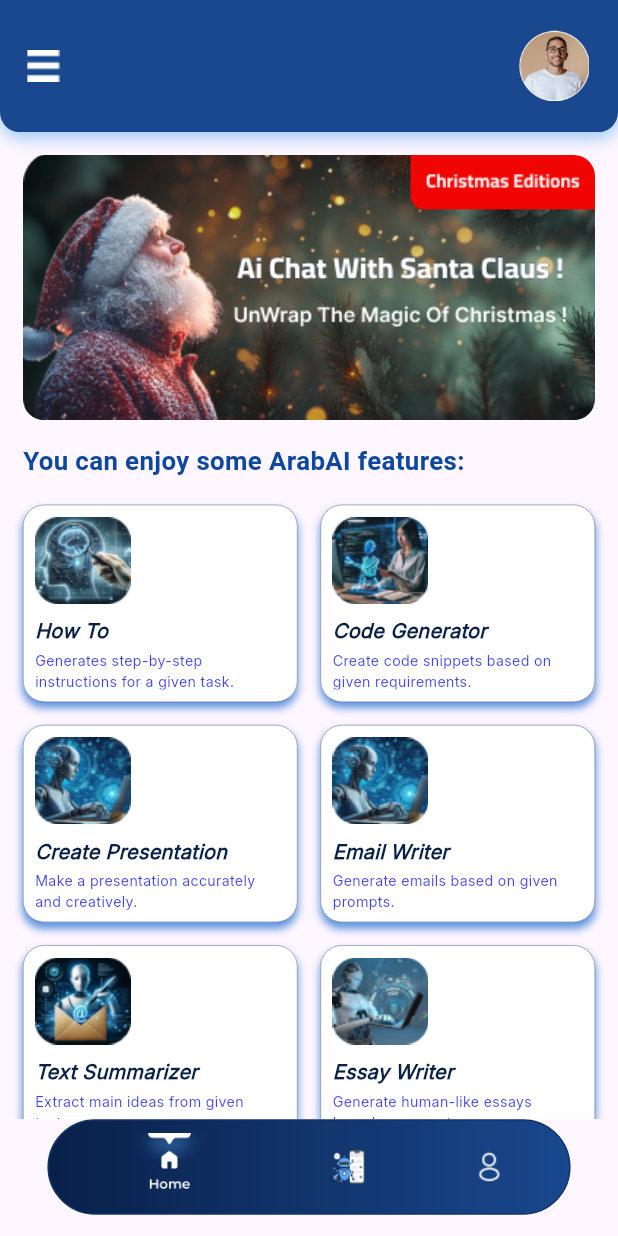
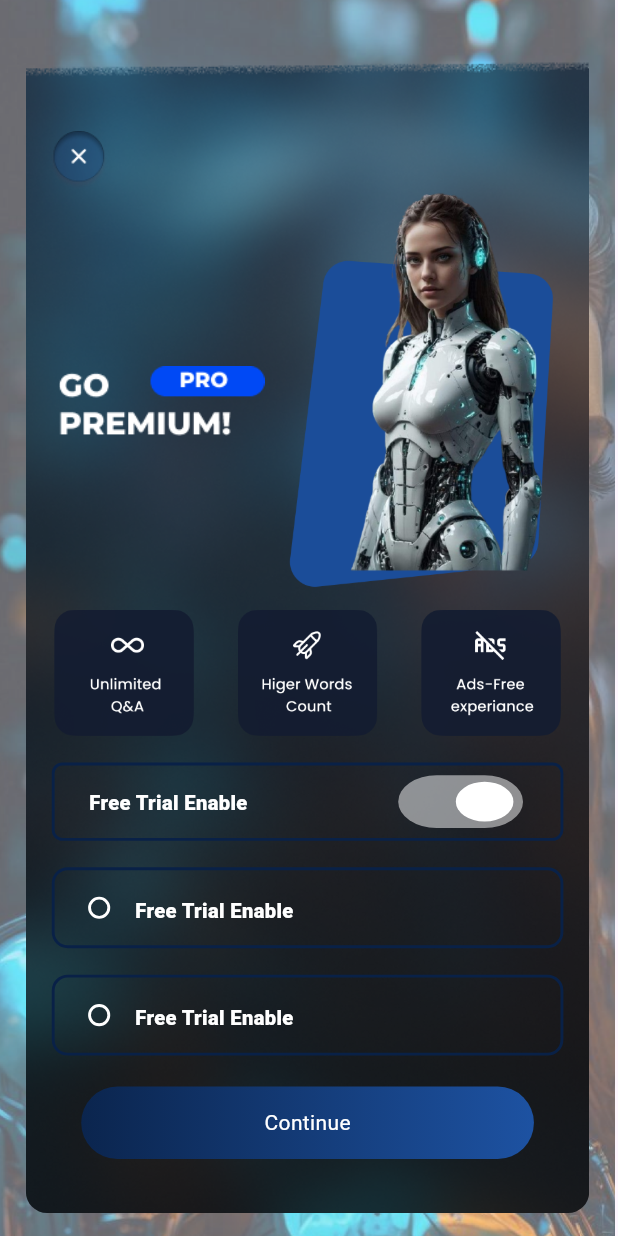
Before and after one commit to HagerYoussef/AI_APP, a Flutter app: the screen it shows after launch, on a phone screen of 412 x 824 dp. Run offline on Flutter 3.47's test engine with Material 3 defaults, Android fonts, the phone set to English and light mode, and no system bars; our stand-ins replace flutter_bloc, flutter_screenutil, percent_indicator, smooth_page_indicator; Roboto replaces fonts that are missing (Montserrat).

Commit message:
payment first screen

```diff
--- /dev/null
+++ b/lib/features/payment/presenation/view/payment_view.dart
@@ -0,0 +1,80 @@
+import 'package:ai_app/features/payment/presenation/view/widgets/payment_back_button.dart';
+import 'package:ai_app/features/payment/presenation/view/widgets/payment_button.dart';
+import 'package:ai_app/features/payment/presenation/view/widgets/payment_option_widget.dart';
+import 'package:ai_app/features/payment/presenation/view/widgets/payment_plan_widget.dart';
+import 'package:flutter/material.dart';
+import 'package:flutter_screenutil/flutter_screenutil.dart';
+
+class PaymentScreen extends StatelessWidget {
+  static const String routeName = 'Payment Screen';
+
+  @override
+  Widget build(BuildContext context) {
+    return Scaffold(
+      body: Container(
+        width: 428.w,
+        height: 932.h,
+        decoration: const BoxDecoration(
+          image: DecorationImage(
+            image: AssetImage('assets/images/payment/back_ground.png'),
+            fit: BoxFit.cover,
+          ),
+        ),
+        child: Padding(
+          padding: EdgeInsets.all(16.w),
+          child: Column(
+            children: [
+              Expanded(
+                child: Center(
+                  child: Container(
+                    width: 392.w,
+                    height: 915.h,
+                    decoration: BoxDecoration(
+                      image: const DecorationImage(
+                        image: AssetImage('assets/images/payment/blur.png'),
+                        fit: BoxFit.cover,
+                      ),
+                      borderRadius: BorderRadius.circular(16.r),
+                    ),
+                    child: Padding(
+                      padding: EdgeInsets.all(16.w),
+                      child: Column(
+                        children: [
+                          PaymentBackButton(),
+                          Row(
+                            children: [
+                              Padding(
+                                padding: EdgeInsets.only(top: 55.h),
+                                child: Image.asset(
+                                  'assets/images/payment/permie.png',
+                                  height: 55.45.h,
+                                  width: 157.w,
+                                ),
+                              ),
+                              Image.asset(
+                                'assets/images/payment/woman.png',
+                                height: 357.h,
+                                width: 203.w,
+                              ),
+                            ],
+                          ),
+                          SizedBox(height: 5.h),
+                          Image.asset("assets/images/payment/some.png"),
+                          SizedBox(height: 20.h),
+                          PaymentOptionWidget(),
+                          SizedBox(height: 20.h),
+                          PaymentPlanWidget(),
+                          Expanded(child: PaymentButton())
+                        ],
+                      ),
+                    ),
+                  ),
+                ),
+              ),
+            ],
+          ),
+        ),
+      ),
+    );
+  }
+}
--- /dev/null
+++ b/lib/features/payment/presenation/view/widgets/payment_back_button.dart
@@ -0,0 +1,24 @@
+import 'package:flutter/material.dart';
+import 'package:flutter_screenutil/flutter_screenutil.dart';
+
+class PaymentBackButton extends StatelessWidget {
+  @override
+  Widget build(BuildContext context) {
+    return Align(
+      alignment: Alignment.topLeft,
+      child: IconButton(
+        icon: Transform.translate(
+          offset: Offset(-10.w, 55.h),
+          child: Image.asset(
+            'assets/images/payment/back.png',
+            width: 45.w,
+            height: 45.h,
+          ),
+        ),
+        onPressed: () {
+          Navigator.pop(context);
+        },
+      ),
+    );
+  }
+}
--- /dev/null
+++ b/lib/features/payment/presenation/view/widgets/payment_button.dart
@@ -0,0 +1,38 @@
+
+import 'package:flutter/material.dart';
+import 'package:flutter_screenutil/flutter_screenutil.dart';
+
+class PaymentButton extends StatelessWidget {
+  @override
+  Widget build(BuildContext context) {
+    return Center(
+      child: InkWell(
+        child: Container(
+          width: 315.w,
+          height: 54.68.h,
+          decoration: BoxDecoration(
+            gradient: LinearGradient(
+              colors: [
+                Color(0xFF0B254E),
+                Color(0xFF1D52A2),
+              ],
+              begin: Alignment.centerLeft,
+              end: Alignment.centerRight,
+            ),
+            borderRadius: BorderRadius.all(
+              Radius.circular(60.r),
+            ),
+          ),
+          child: Center(
+            child: Text(
+              'Continue',
+              style: TextStyle(
+                color: Colors.white,
+              ),
+            ),
+          ),
+        ),
+      ),
+    );
+  }
+}
--- /dev/null
+++ b/lib/features/payment/presenation/view/widgets/payment_option_widget.dart
@@ -0,0 +1,55 @@
+import 'package:flutter/material.dart';
+import 'package:flutter_screenutil/flutter_screenutil.dart';
+
+class PaymentOptionWidget extends StatelessWidget {
+  @override
+  Widget build(BuildContext context) {
+    return Container(
+      width: 356.w,
+      height: 59.h,
+      padding: EdgeInsets.symmetric(horizontal: 24.w, vertical: 11.h),
+      decoration: BoxDecoration(
+        color: Colors.transparent,
+        borderRadius: BorderRadius.circular(8.r),
+        border: Border.all(
+          color: const Color(0xFF092147),
+          width: 2.w,
+        ),
+      ),
+      child: Row(
+        children: [
+          Container(
+            width: 125.w,
+            height: 17.h,
+            child: Text(
+              'Free Trial Enable',
+              style: TextStyle(
+                fontFamily: 'Montserrat',
+                fontWeight: FontWeight.w800,
+                fontSize: 14.sp,
+                height: 17.07 / 14,
+                color: Colors.white,
+              ),
+            ),
+          ),
+          const Spacer(),
+          Container(
+            width: 91.w,
+            height: 36.h,
+            child: Transform.scale(
+              scaleX: 1.6,
+              scaleY: 1.1,
+              child: Switch(
+                value: true,
+                onChanged: (bool value) {},
+                activeColor: Colors.white,
+                inactiveThumbColor: const Color(0xFF313539),
+                inactiveTrackColor: const Color(0xFF313539),
+              ),
+            ),
+          )
+        ],
+      ),
+    );
+  }
+}
--- /dev/null
+++ b/lib/features/payment/presenation/view/widgets/payment_plan_widget.dart
@@ -0,0 +1,136 @@
+import 'package:flutter/material.dart';
+import 'package:flutter_screenutil/flutter_screenutil.dart';
+
+class PaymentPlanWidget extends StatefulWidget {
+  @override
+  _PaymentPlanWidgetState createState() => _PaymentPlanWidgetState();
+}
+class _PaymentPlanWidgetState extends State<PaymentPlanWidget> {
+  bool isSelected1 = false;
+  bool isSelected2 = false;
+
+  @override
+  Widget build(BuildContext context) {
+    return Column(
+      children: [
+        Container(
+          width: 356.w,
+          height: 61.h,
+          padding: EdgeInsets.symmetric(horizontal: 16.w, vertical: 20.h),
+          decoration: BoxDecoration(
+            color: isSelected1 ? const Color(0xFF1B253C) : Colors.transparent,
+            borderRadius: BorderRadius.circular(12.r),
+            border: Border.all(
+              color: const Color(0xFF092147),
+              width: 2.w,
+            ),
+          ),
+          child: Row(
+            children: [
+              GestureDetector(
+                onTap: () {
+                  setState(() {
+                    isSelected1 = !isSelected1;
+                    if (isSelected1) {
+                      isSelected2 = false;
+                    }
+                  });
+                },
+                child: Container(
+                  width: 30.w,
+                  height: 30.h,
+                  decoration: BoxDecoration(
+                    color: isSelected1 ? const Color(0xFF1B253C) : Colors.transparent,
+                    shape: BoxShape.circle,
+                    border: Border.all(
+                      color: isSelected1 ? Colors.blue.shade800 : Colors.white,
+                      width: 2.w,
+                    ),
+                  ),
+                  child: isSelected1
+                      ? const Icon(Icons.check, color: Colors.white, size: 9)
+                      : null,
+                ),
+              ),
+              SizedBox(width: 10.w),
+              Expanded(
+                child: Container(
+                  width: 300.w,
+                  height: 21.h,
+                  child: Text(
+                    'Free Trial Enable',
+                    style: TextStyle(
+                      fontFamily: 'Montserrat',
+                      fontWeight: FontWeight.w800,
+                      fontSize: 14.sp,
+                      color: Colors.white,
+                    ),
+                  ),
+                ),
+              ),
+            ],
+          ),
+        ),
+        SizedBox(height: 20.h),
+        Container(
+          width: 356.w,
+          height: 61.h,
+          padding: EdgeInsets.symmetric(horizontal: 16.w, vertical: 20.h),
+          decoration: BoxDecoration(
+            color: isSelected2 ? const Color(0xFF1B253C) : Colors.transparent,
+            borderRadius: BorderRadius.circular(12.r),
+            border: Border.all(
+              color: const Color(0xFF092147),
+              width: 2.w,
+            ),
+          ),
+          child: Row(
+            children: [
+              GestureDetector(
+                onTap: () {
+                  setState(() {
+                    isSelected2 = !isSelected2;
+                    if (isSelected2) {
+                      isSelected1 = false;
+                    }
+                  });
+                },
+                child: Container(
+                  width: 30.w,
+                  height: 30.h,
+                  decoration: BoxDecoration(
+                    color: isSelected2 ? const Color(0xFF1B253C) : Colors.transparent,
+                    shape: BoxShape.circle,
+                    border: Border.all(
+                      color: isSelected2 ? Colors.blue.shade800 : Colors.white,
+                      width: 2.w,
+                    ),
+                  ),
+                  child: isSelected2
+                      ? const Icon(Icons.check, color: Colors.white, size: 18)
+                      : null,
+                ),
+              ),
+              SizedBox(width: 10.w),
+              Expanded(
+                child: Container(
+                  width: 300.w,
+                  height: 21.h,
+                  child: Text(
+                    'Free Trial Enable',
+                    style: TextStyle(
+                      fontFamily: 'Montserrat',
+                      fontWeight: FontWeight.w800,
+                      fontSize: 14.sp,
+                      color: Colors.white,
+                    ),
+                  ),
+                ),
+              ),
+            ],
+          ),
+        ),
+      ],
+    );
+  }
+}
--- a/lib/main.dart
+++ b/lib/main.dart
@@ -14,6 +14,7 @@
 import 'features/home/presentation/widgets/custome_drawer.dart';
 import 'features/language/presentation/view_model/cubit/language_cubit.dart';
 import 'features/on_boarding/presentation/view/on_boarding_screens_view.dart';
+import 'features/payment/presenation/view/payment_view.dart';
 import 'features/some_screens/presenation/view/create_presentation.dart';
 import 'features/some_screens/presenation/view/easy_writer.dart';
 import 'features/some_screens/presenation/view/email_writer.dart';
@@ -69,8 +70,9 @@
                   AiChatView.routeName: (_) => const AiChatView(),
                   VoicePage.routeName: (_) => const VoicePage(),
                   CustomDrawer.routeName: (_) =>  CustomDrawer(),
+                  PaymentScreen.routeName: (_) =>  PaymentScreen(),
                 },
-                initialRoute: HomePage.routeName,
+                initialRoute: PaymentScreen.routeName,
               );
             },
           ),
--- a/pubspec.yaml
+++ b/pubspec.yaml
@@ -77,6 +77,7 @@
     - assets/lang/
     - assets/images/chat/
     - assets/images/home/drawer/
+    - assets/images/payment/
 
 
   # An image asset can refer to one or more resolution-specific "variants", see
```
Also changed, not shown: assets/images/payment/back.png (added), assets/images/payment/back_ground.png (added), assets/images/payment/blur.png (added), assets/images/payment/permie.png (added), assets/images/payment/some.png (added), assets/images/payment/woman.png (added).
